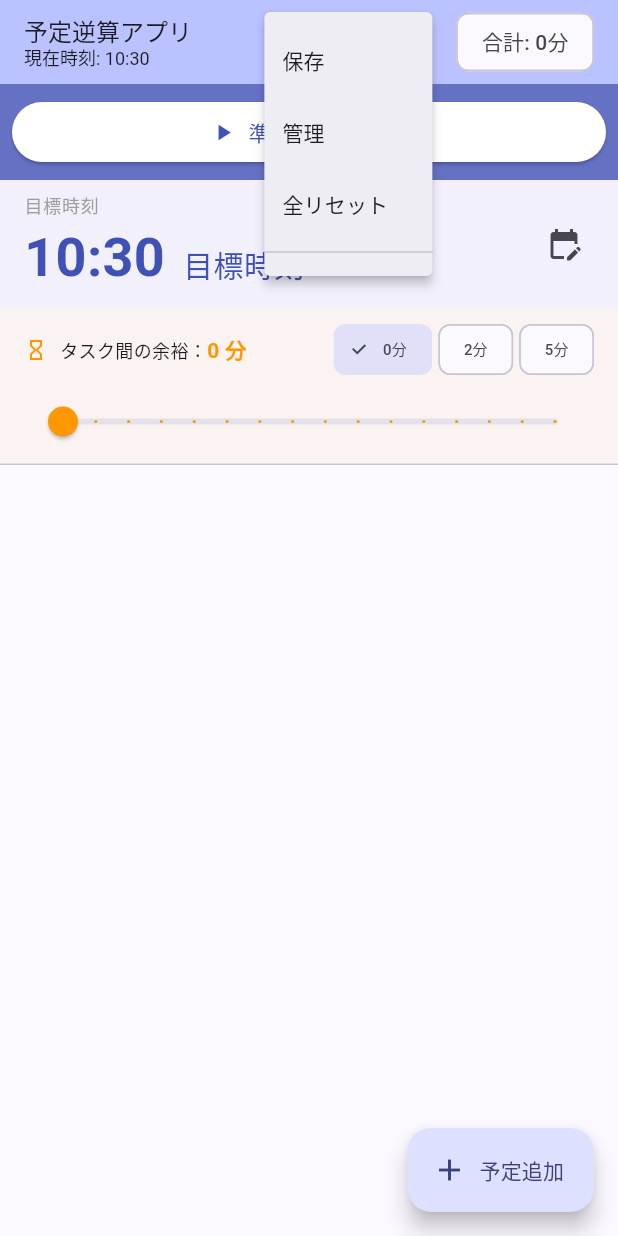
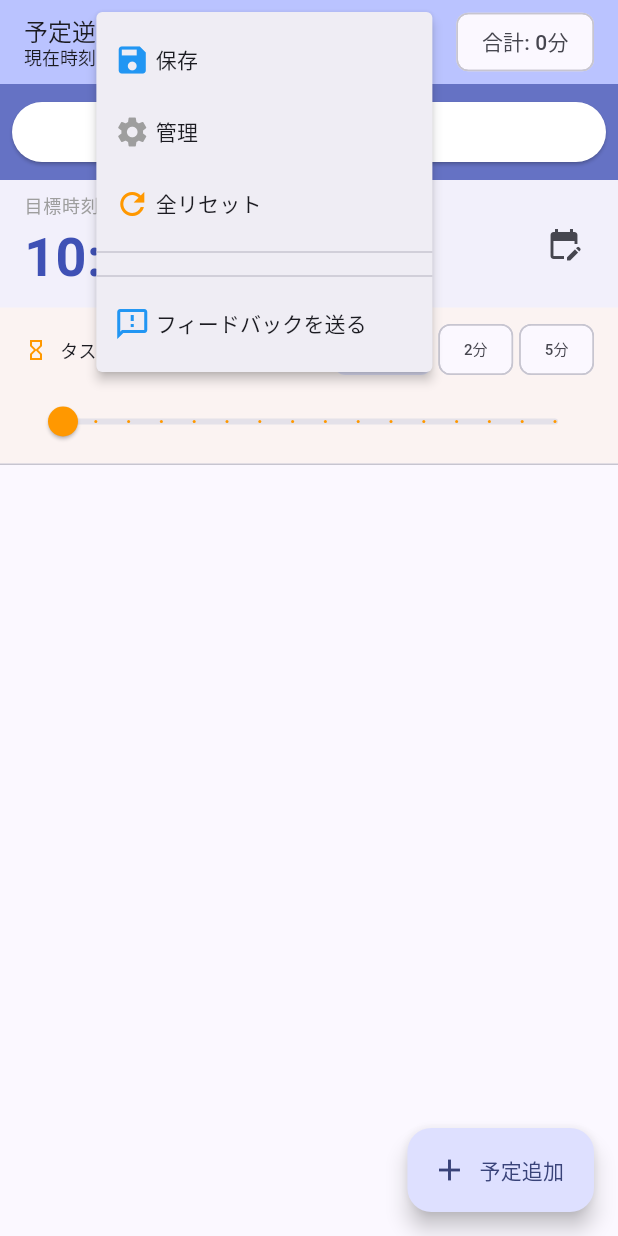
Before and after one commit to kkuramitu-portfolio/reverse_calc_app, a Flutter app: the screen it shows after launch, after a tap on "準備を開始する", after a tap on "中止", after a tap on the "folder special" icon, on a phone screen of 412 x 824 dp. Run offline on Flutter 3.47's test engine with Material 3 defaults, Android fonts, the light colour scheme and no system bars; our stand-ins replace flutter_local_notifications, shared_preferences, timezone.

Commit message:
Update main.dart

```diff
--- a/lib/main.dart
+++ b/lib/main.dart
@@ -5,6 +5,7 @@ import 'dart:convert';
 import 'package:flutter/cupertino.dart';
 import 'dart:async';
 import 'package:flutter/foundation.dart' show kIsWeb;
+import 'package:url_launcher/url_launcher.dart'; // 💡 URL起動用を復活
 import 'notification_service.dart';
 
 void main() async {
@@ -79,7 +80,7 @@ class _ReverseCalcContentState extends State<ReverseCalcContent> {
   int bufferMinutes = 0;
 
   bool isActive = false;
-  bool isCompleted = false; // 💡 新しく「完了状態」を追加
+  bool isCompleted = false;
 
   Timer? _timer;
 
@@ -116,6 +117,18 @@ class _ReverseCalcContentState extends State<ReverseCalcContent> {
     super.dispose();
   }
 
+  // 💡 URLを開くヘルパー関数を復活
+  Future<void> _launchURL(String urlString) async {
+    final Uri url = Uri.parse(urlString);
+    if (!await launchUrl(url)) {
+      if (mounted) {
+        ScaffoldMessenger.of(
+          context,
+        ).showSnackBar(SnackBar(content: Text('開けませんでした: $urlString')));
+      }
+    }
+  }
+
   DateTime _getNormalizedGoal(DateTime now) {
     DateTime goal = DateTime(
       now.year,
@@ -144,7 +157,7 @@ class _ReverseCalcContentState extends State<ReverseCalcContent> {
         'quickMaster': quickMaster,
         'bufferMinutes': bufferMinutes,
         'isActive': isActive,
-        'isCompleted': isCompleted, // 💡 保存データに追加
+        'isCompleted': isCompleted,
       }),
     );
   }
@@ -170,7 +183,7 @@ class _ReverseCalcContentState extends State<ReverseCalcContent> {
         }
         bufferMinutes = decodedData['bufferMinutes'] ?? 0;
         isActive = decodedData['isActive'] ?? false;
-        isCompleted = decodedData['isCompleted'] ?? false; // 💡 読み込みデータに追加
+        isCompleted = decodedData['isCompleted'] ?? false;
       });
     }
   }
@@ -431,17 +444,57 @@ class _ReverseCalcContentState extends State<ReverseCalcContent> {
                   isCompleted = false;
                 });
                 _saveData();
+              } else if (v == 'feedback') {
+                // 💡 フィードバックのURL起動処理を復活
+                _launchURL(
+                  'https://docs.google.com/forms/d/e/1FAIpQLSfwPKdGwoEvtr3VvRbvYGuMjd6Gb0_VHIs83OCQo_Cvltv5-A/viewform?usp=pp_url&entry.1476558753=%E4%BA%88%E5%AE%9A%E9%80%86%E7%AE%97%E3%82%A2%E3%83%97%E3%83%AA',
+                );
               } else {
                 _loadTemplate(v);
               }
             },
+            // 💡 メニューのUIをアイコン付きの元のリッチな形に復活
             itemBuilder: (c) => [
-              const PopupMenuItem(value: 'save_new', child: Text('保存')),
-              const PopupMenuItem(value: 'manage', child: Text('管理')),
-              const PopupMenuItem(value: 'reset', child: Text('全リセット')),
+              const PopupMenuItem(
+                value: 'save_new',
+                child: Row(
+                  children: [
+                    Icon(Icons.save, color: Colors.blue),
+                    Text(' 保存'),
+                  ],
+                ),
+              ),
+              const PopupMenuItem(
+                value: 'manage',
+                child: Row(
+                  children: [
+                    Icon(Icons.settings, color: Colors.grey),
+                    Text(' 管理'),
+                  ],
+                ),
+              ),
+              const PopupMenuItem(
+                value: 'reset',
+                child: Row(
+                  children: [
+                    Icon(Icons.refresh, color: Colors.orange),
+                    Text(' 全リセット'),
+                  ],
+                ),
+              ),
               const PopupMenuDivider(),
               ...templates.keys.map(
                 (n) => PopupMenuItem(value: n, child: Text(n)),
+              ),
+              const PopupMenuDivider(),
+              const PopupMenuItem(
+                value: 'feedback',
+                child: Row(
+                  children: [
+                    Icon(Icons.feedback_outlined, color: Colors.blue),
+                    Text(' フィードバックを送る'),
+                  ],
+                ),
               ),
             ],
           ),
@@ -503,7 +556,7 @@ class _ReverseCalcContentState extends State<ReverseCalcContent> {
           onPressed: () async {
             setState(() {
               isActive = true;
-              isCompleted = false; // 💡 開始時は未完了状態
+              isCompleted = false;
               for (var t in tasks) {
                 t.isDone = false;
                 t.isSkipped = false;
@@ -541,7 +594,6 @@ class _ReverseCalcContentState extends State<ReverseCalcContent> {
 
     return Column(
       children: [
-        // 💡 完了後は時間不足警告を出さない
         if (deficit > 0 && !allFinished && !isCompleted)
           Container(
             width: double.infinity,
@@ -566,7 +618,6 @@ class _ReverseCalcContentState extends State<ReverseCalcContent> {
           builder: (context) {
             final diff = goal.difference(now).inMinutes;
 
-            // 💡 ユーザーが「完了」ボタンを押した後の状態
             if (isCompleted) {
               final color = diff > 0
                   ? Colors.teal
@@ -623,9 +674,7 @@ class _ReverseCalcContentState extends State<ReverseCalcContent> {
                   ],
                 ),
               );
-            }
-            // 💡 準備中（未完了）の状態
-            else {
+            } else {
               final color = Colors.indigo.withValues(alpha: 0.9);
               return Container(
                 width: double.infinity,
@@ -657,7 +706,7 @@ class _ReverseCalcContentState extends State<ReverseCalcContent> {
                       ElevatedButton(
                         onPressed: () {
                           setState(() {
-                            isCompleted = true; // 💡 ここで完了状態にする
+                            isCompleted = true;
                           });
                           _saveData();
                         },
@@ -898,7 +947,6 @@ class _ReverseCalcContentState extends State<ReverseCalcContent> {
                   onChanged: (v) {
                     setState(() {
                       t.isDone = v ?? false;
-                      // 💡 完了後にチェックを外したら、未完了状態に戻す
                       if (!t.isDone) {
                         isCompleted = false;
                       }
@@ -943,7 +991,6 @@ class _ReverseCalcContentState extends State<ReverseCalcContent> {
                   onPressed: () {
                     setState(() {
                       t.isSkipped = !t.isSkipped;
-                      // 💡 スキップを解除した時も未完了状態に戻す
                       if (!t.isSkipped && !t.isDone) {
                         isCompleted = false;
                       }
```
